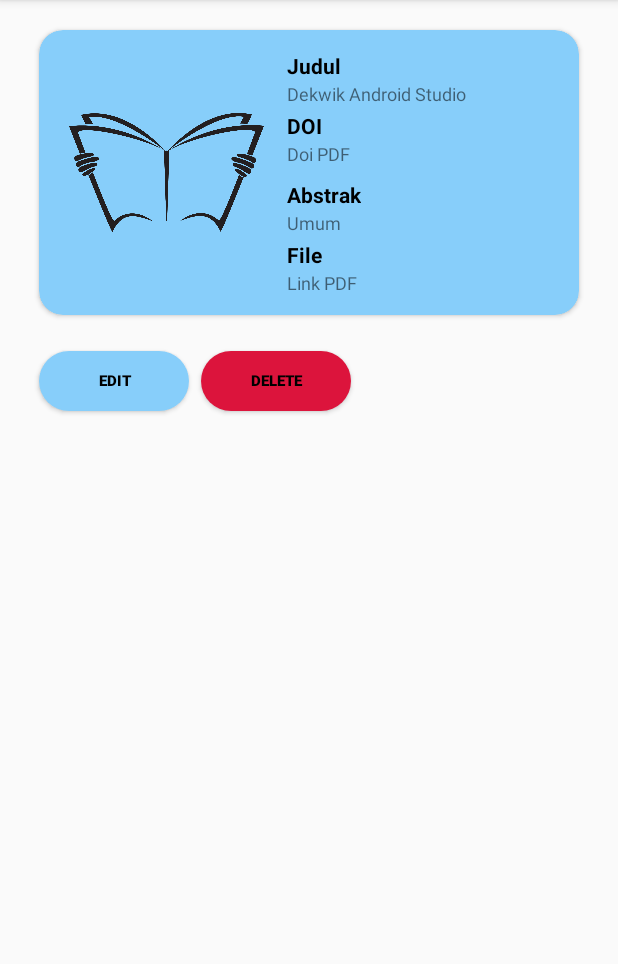
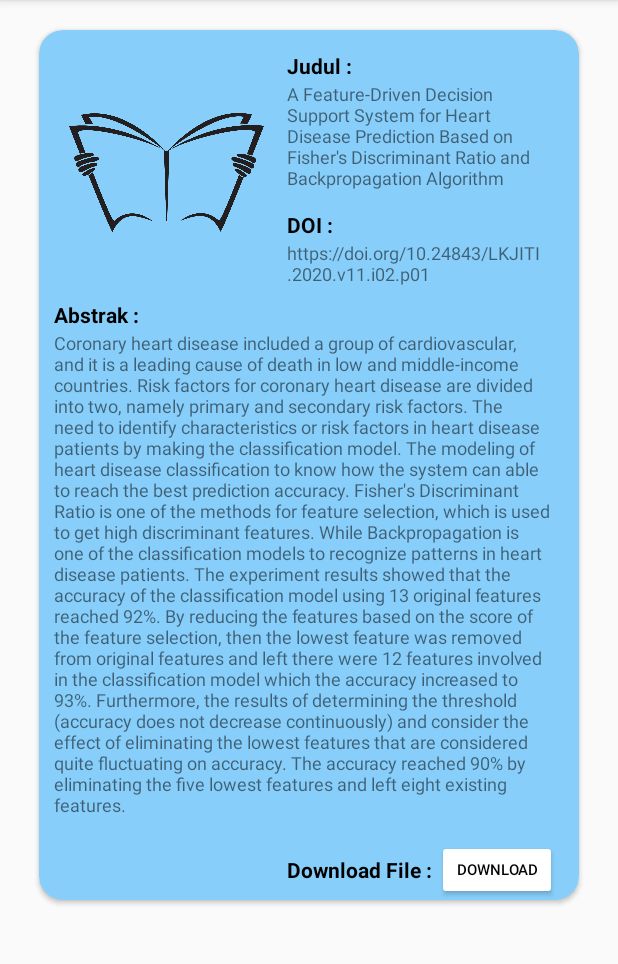
Before and after one commit to dekwik/GetJournal, an Android app: the DetailRiwayatPost screen opened directly, with no data from a screen before it, on a phone screen of 412 x 824 dp, the part 84-1048 px from its top. Run offline under Robolectric (Android 15) with nearby library versions, the phone set to English and light mode, and no system bars; our stand-ins replace Volley; 8 statements that could not run were skipped.

Commit message:
update dekwik

```diff
--- a/app/src/main/AndroidManifest.xml
+++ b/app/src/main/AndroidManifest.xml
@@ -6,9 +6,9 @@
 
     <application
         android:allowBackup="true"
-        android:icon="@mipmap/ic_launcher"
+        android:icon="@mipmap/book2"
         android:label="@string/app_name"
-        android:roundIcon="@mipmap/ic_launcher_round"
+        android:roundIcon="@mipmap/book2"
         android:supportsRtl="true"
         android:theme="@style/Theme.GetJournal"
         android:usesCleartextTraffic="true">
--- a/app/src/main/java/com/example/getjournal/DetailRiwayatPost.java
+++ b/app/src/main/java/com/example/getjournal/DetailRiwayatPost.java
@@ -30,8 +30,8 @@ import java.util.Map;
 public class DetailRiwayatPost extends AppCompatActivity {
 
     TextView judul, doi, abstrak;
-    Button btnEdit, btnDelete;
-    int position;
+    Button btnEdit, btnDelete, btndownload;
+    int position, status;
     ProgressDialog dialog1;
     String id, idUser, idUser2, tokenLogin, file;
 
@@ -74,11 +74,18 @@ public class DetailRiwayatPost extends AppCompatActivity {
 
         btnEdit = (Button)findViewById(R.id.editrwtrgs);
         btnDelete = (Button)findViewById(R.id.delrwtrgs);
+        btndownload = findViewById(R.id.btndownload);
 
         dialog1 = new ProgressDialog(DetailRiwayatPost.this);
         dialog1.setCancelable(false);
 
         getIncomingExtra();
+        if(status==0){
+            btnEdit.setVisibility(View.GONE);
+            btnDelete.setVisibility(View.GONE);
+        }
+//        Log.d("3CCC", String.valueOf(status));
+
         setDetail();
 
         btnDelete.setOnClickListener(new View.OnClickListener() {
@@ -157,6 +164,12 @@ public class DetailRiwayatPost extends AppCompatActivity {
                 finish();
             }
         });
+        btndownload.setOnClickListener(new View.OnClickListener() {
+            @Override
+            public void onClick(View view) {
+                Toast.makeText(getApplicationContext(), "Button Download Diklik Nih", Toast.LENGTH_SHORT).show();
+            }
+        });
 
     }
 
@@ -164,6 +177,7 @@ public class DetailRiwayatPost extends AppCompatActivity {
 
         if(getIntent().hasExtra("position")){
             position = getIntent().getIntExtra("position", 0);
+            status = getIntent().getIntExtra("status",0);
         }
     }
 
@@ -182,9 +196,5 @@ public class DetailRiwayatPost extends AppCompatActivity {
             id = posts.getId();
         }
 
-//        if(idUser!=idUser2){
-//            btnEdit.setVisibility(View.GONE);
-//            btnDelete.setVisibility(View.GONE);
-
     }
 }
--- a/app/src/main/res/layout/activity_detail_posts.xml
+++ b/app/src/main/res/layout/activity_detail_posts.xml
@@ -19,7 +19,6 @@
         app:cardBackgroundColor="@color/designMainColor"
         app:cardCornerRadius="16dp"
         app:cardPreventCornerOverlap="false">
-
         <ImageView
             android:id="@+id/gambarbuku"
             android:layout_width="130dp"
@@ -32,9 +31,9 @@
 
         <TextView
             android:id="@+id/txtJudulJurnal"
-            android:layout_width="wrap_content"
+            android:layout_width="match_parent"
             android:layout_height="wrap_content"
-            android:text="Judul"
+            android:text="Judul :"
             android:textSize="14sp"
             android:layout_marginStart="165dp"
             android:layout_marginTop="14dp"
@@ -44,23 +43,24 @@
 
         <TextView
             android:id="@+id/txtJurnal"
-            android:layout_width="wrap_content"
+            android:layout_width="match_parent"
             android:layout_height="wrap_content"
-            android:text="Dekwik Android Studio"
+            android:text="A Feature-Driven Decision Support System for Heart Disease Prediction Based on Fisher's Discriminant Ratio and Backpropagation Algorithm"
             android:textSize="12sp"
             android:layout_marginStart="165dp"
+            android:layout_marginEnd="10dp"
             android:layout_marginTop="34dp"
             app:layout_constraintStart_toEndOf="@+id/gambarbuku"
             app:layout_constraintTop_toTopOf="@+id/gambarbuku" />
 
         <TextView
             android:id="@+id/txtDoiDetail"
-            android:layout_width="wrap_content"
+            android:layout_width="match_parent"
             android:layout_height="wrap_content"
-            android:text="DOI"
+            android:text="DOI :"
             android:textSize="14sp"
             android:layout_marginStart="165dp"
-            android:layout_marginTop="54dp"
+            android:layout_marginTop="120dp"
             style="@style/textInputHintStyle"
             app:layout_constraintStart_toEndOf="@+id/gambarbuku"
             app:layout_constraintTop_toTopOf="@+id/gambarbuku" />
@@ -69,10 +69,11 @@
             android:id="@+id/txtDoiJurnal"
             android:layout_width="wrap_content"
             android:layout_height="wrap_content"
-            android:text="Doi PDF"
+            android:text="https://doi.org/10.24843/LKJITI.2020.v11.i02.p01 "
             android:textSize="12sp"
             android:layout_marginStart="165dp"
-            android:layout_marginTop="74dp"
+            android:layout_marginTop="140dp"
+            android:layout_marginEnd="10dp"
             app:layout_constraintStart_toEndOf="@+id/gambarbuku"
             app:layout_constraintTop_toTopOf="@+id/gambarbuku" />
 
@@ -80,11 +81,11 @@
             android:id="@+id/txtAbstrakDetail"
             android:layout_width="wrap_content"
             android:layout_height="wrap_content"
-            android:text="Abstrak"
+            android:text="Abstrak :"
             android:textSize="14sp"
             style="@style/textInputHintStyle"
-            android:layout_marginStart="165dp"
-            android:layout_marginTop="100dp"
+            android:layout_marginStart="10dp"
+            android:layout_marginTop="180dp"
             app:layout_constraintStart_toEndOf="@+id/gambarbuku"
             app:layout_constraintTop_toTopOf="@+id/gambarbuku" />
 
@@ -92,10 +93,11 @@
             android:id="@+id/txtAbstrakJurnal"
             android:layout_width="wrap_content"
             android:layout_height="wrap_content"
-            android:text="Umum"
+            android:text="Coronary heart disease included a group of cardiovascular, and it is a leading cause of death in low and middle-income countries. Risk factors for coronary heart disease are divided into two, namely primary and secondary risk factors. The need to identify characteristics or risk factors in heart disease patients by making the classification model. The modeling of heart disease classification to know how the system can able to reach the best prediction accuracy. Fisher's Discriminant Ratio is one of the methods for feature selection, which is used to get high discriminant features. While Backpropagation is one of the classification models to recognize patterns in heart disease patients. The experiment results showed that the accuracy of the classification model using 13 original features reached 92%. By reducing the features based on the score of the feature selection, then the lowest feature was removed from original features and left there were 12 features involved in the classification model which the accuracy increased to 93%. Furthermore, the results of determining the threshold (accuracy does not decrease continuously) and consider the effect of eliminating the lowest features that are considered quite fluctuating on accuracy. The accuracy reached 90% by eliminating the five lowest features and left eight existing features."
             android:textSize="12sp"
-            android:layout_marginStart="165dp"
-            android:layout_marginTop="120dp"
+            android:layout_marginStart="10dp"
+            android:layout_marginEnd="10dp"
+            android:layout_marginTop="200dp"
             app:layout_constraintStart_toEndOf="@+id/gambarbuku"
             app:layout_constraintTop_toTopOf="@+id/gambarbuku" />
 
@@ -104,25 +106,28 @@
             android:id="@+id/txtFileDetail"
             android:layout_width="wrap_content"
             android:layout_height="wrap_content"
-            android:text="File"
+            android:text="Download File :"
             android:textSize="14sp"
             style="@style/textInputHintStyle"
             android:layout_marginStart="165dp"
-            android:layout_marginTop="140dp"
+            android:layout_marginTop="550dp"
             app:layout_constraintStart_toEndOf="@+id/gambarbuku"
             app:layout_constraintTop_toTopOf="@+id/gambarbuku" />
 
-        <TextView
-            android:id="@+id/txtPDF"
-            android:layout_width="wrap_content"
-            android:layout_height="wrap_content"
-            android:text="Link PDF"
-            android:textSize="12sp"
-            android:layout_marginStart="165dp"
-            android:layout_marginTop="160dp"
+        <Button
+            android:id="@+id/btndownload"
+            android:layout_marginStart="265dp"
+            android:layout_marginTop="540dp"
+            android:layout_width="80dp"
+            android:layout_height="40dp"
+            android:gravity="center_vertical|center_horizontal"
+            android:text="Download"
+            android:textColor="@color/black"
+            android:textSize="10sp"
+            app:backgroundTint="@color/white"
             app:layout_constraintStart_toEndOf="@+id/gambarbuku"
-            app:layout_constraintTop_toTopOf="@+id/gambarbuku" />
-
+            app:layout_constraintTop_toBottomOf="@+id/gambarbuku"
+            />
 
     </androidx.cardview.widget.CardView>
 
```
Also changed, not shown: app/src/main/java/com/example/getjournal/Adapter/AdapterPosts.java (+20 -2 lines), app/src/main/res/layout/item_posts_menu.xml (+12 -8 lines), app/src/main/res/mipmap-xhdpi/book2.png (added).
